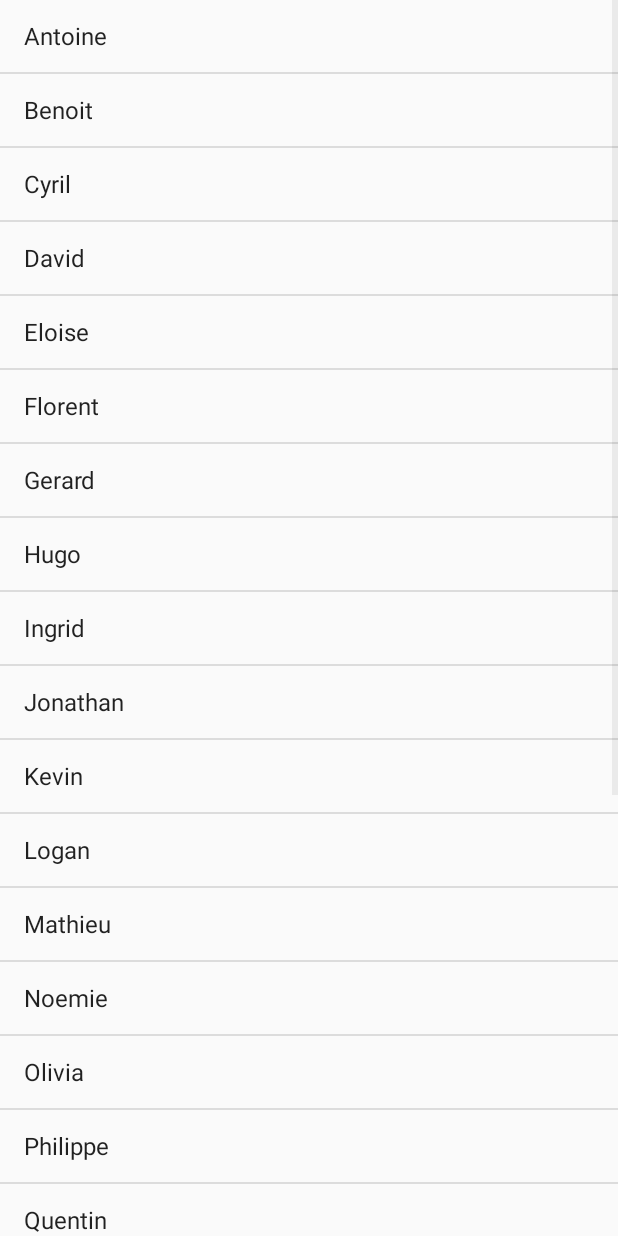
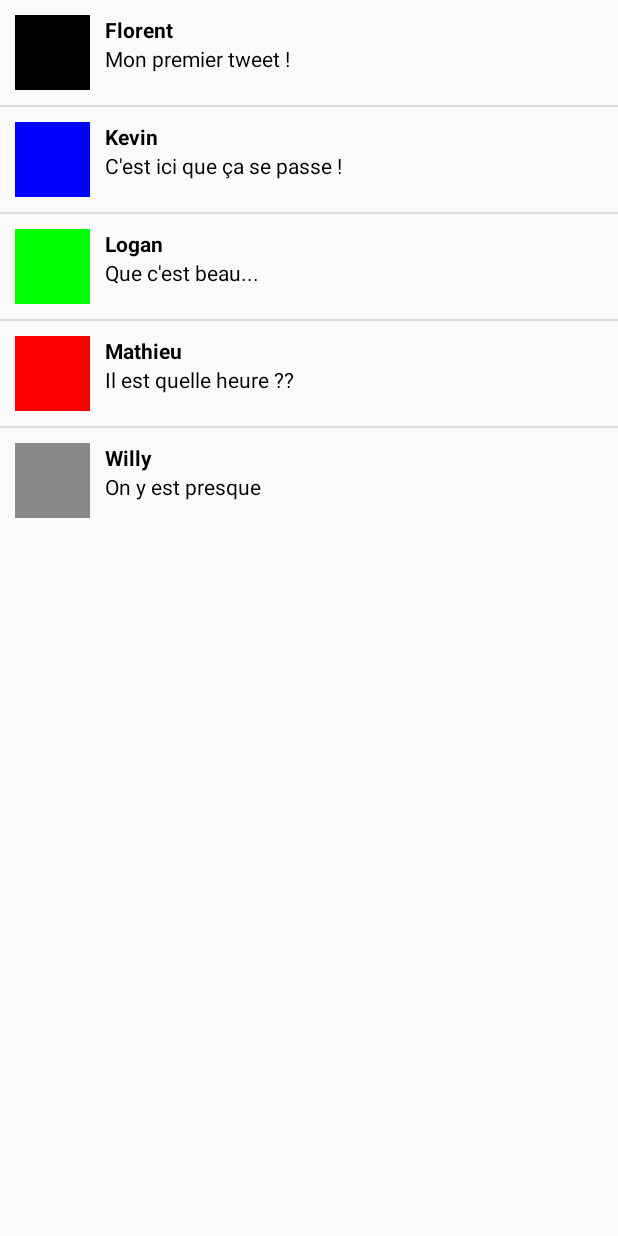
Before and after one commit to RallStack/US_Football, an Android app: the JoueurActivity screen opened directly, with no data from a screen before it, on a phone screen of 412 x 824 dp. Run offline under Robolectric (Android 15) with nearby library versions, the phone set to English and light mode, and no system bars.

Commit message:
Création list adapter

```diff
--- /dev/null
+++ b/app/src/main/java/net/cs2i/us_football/ElementList.java
@@ -0,0 +1,29 @@
+package net.cs2i.us_football;
+
+/**
+ * Created by mduchemin on 19/02/18.
+ */
+
+public class ElementList {
+    private int color;
+    private String mainText;
+    private String text;
+
+    public ElementList(int color, String mainText, String text) {
+        this.color = color;
+        this.mainText = mainText;
+        this.text = text;
+    }
+
+    public int getColor() {
+        return color;
+    }
+
+    public String getMainText() {
+        return mainText;
+    }
+
+    public String getText() {
+        return text;
+    }
+}
--- a/app/src/main/java/net/cs2i/us_football/JoueurActivity.java
+++ b/app/src/main/java/net/cs2i/us_football/JoueurActivity.java
@@ -1,9 +1,13 @@
 package net.cs2i.us_football;
 
+import android.graphics.Color;
 import android.os.Bundle;
 import android.app.Activity;
 import android.widget.ArrayAdapter;
 import android.widget.ListView;
+
+import java.util.ArrayList;
+import java.util.List;
 
 /**
  * Created by mduchemin on 19/02/18.
@@ -11,7 +15,7 @@ import android.widget.ListView;
 
 public class JoueurActivity extends Activity{
 
-    ListView playerListView;
+    private ListView playerListView;
     private String[] prenoms = new String[]{
             "Antoine", "Benoit", "Cyril", "David", "Eloise", "Florent",
             "Gerard", "Hugo", "Ingrid", "Jonathan", "Kevin", "Logan",
@@ -27,7 +31,19 @@ public class JoueurActivity extends Activity{
 
         playerListView = (ListView) findViewById(R.id.player_list_view);
 
-        final ArrayAdapter<String> adapter = new ArrayAdapter<String>(JoueurActivity.this, android.R.layout.simple_list_item_1, prenoms);
+        List<ElementList> elementLists = genererList();
+
+        ListAdapter adapter = new ListAdapter(JoueurActivity.this, elementLists);
         playerListView.setAdapter(adapter);
     }
+
+    private List<ElementList> genererList(){
+        List<ElementList> tweets = new ArrayList<>();
+        tweets.add(new ElementList(Color.BLACK, "Florent", "Mon premier tweet !"));
+        tweets.add(new ElementList(Color.BLUE, "Kevin", "C'est ici que ça se passe !"));
+        tweets.add(new ElementList(Color.GREEN, "Logan", "Que c'est beau..."));
+        tweets.add(new ElementList(Color.RED, "Mathieu", "Il est quelle heure ??"));
+        tweets.add(new ElementList(Color.GRAY, "Willy", "On y est presque"));
+        return tweets;
+    }
 }
--- /dev/null
+++ b/app/src/main/java/net/cs2i/us_football/ListAdapter.java
@@ -0,0 +1,57 @@
+package net.cs2i.us_football;
+
+import android.content.Context;
+import android.graphics.drawable.ColorDrawable;
+import android.view.LayoutInflater;
+import android.view.View;
+import android.view.ViewGroup;
+import android.widget.ArrayAdapter;
+import android.widget.ImageView;
+import android.widget.TextView;
+
+import java.util.List;
+
+/**
+ * Created by mduchemin on 19/02/18.
+ */
+
+public class ListAdapter extends ArrayAdapter<ElementList> {
+
+    //tweets est la liste des models à afficher
+    public ListAdapter(Context context, List<ElementList> elementLists) {
+        super(context, 0, elementLists);
+    }
+
+    @Override
+    public View getView(int position, View convertView, ViewGroup parent) {
+
+        if(convertView == null){
+            convertView = LayoutInflater.from(getContext()).inflate(R.layout.row_list,parent, false);
+        }
+
+        TweetViewHolder viewHolder = (TweetViewHolder) convertView.getTag();
+        if(viewHolder == null){
+            viewHolder = new TweetViewHolder();
+            viewHolder.main_text = (TextView) convertView.findViewById(R.id.main_text);
+            viewHolder.text = (TextView) convertView.findViewById(R.id.text);
+            viewHolder.picture = (ImageView) convertView.findViewById(R.id.picture);
+            convertView.setTag(viewHolder);
+        }
+
+        //getItem(position) va récupérer l'item [position] de la List<Tweet> tweets
+        ElementList elementList = getItem(position);
+
+        //il ne reste plus qu'à remplir notre vue
+        viewHolder.main_text.setText(elementList.getMainText());
+        viewHolder.text.setText(elementList.getText());
+        viewHolder.picture.setImageDrawable(new ColorDrawable(elementList.getColor()));
+
+        return convertView;
+    }
+
+    private class TweetViewHolder{
+        public TextView main_text;
+        public TextView text;
+        public ImageView picture;
+    }
+}
--- /dev/null
+++ b/app/src/main/res/layout/row_list.xml
@@ -0,0 +1,10 @@
+<?xml version="1.0" encoding="utf-8"?>
+<RelativeLayout xmlns:android="http://schemas.android.com/apk/res/android" xmlns:tools="http://schemas.android.com/tools" android:layout_width="match_parent" android:layout_height="match_parent" android:padding="10dp" >
+
+    <ImageView android:id="@+id/picture" android:layout_width="50dp" android:layout_height="50dp" tools:background="#AAA" />
+
+    <TextView android:id="@+id/main_text" android:layout_width="wrap_content" android:layout_height="wrap_content" android:textColor="@android:color/black" android:layout_marginLeft="10dp" android:layout_toRightOf="@+id/picture" android:layout_alignTop="@+id/picture" android:textStyle="bold" tools:text="Main text" />
+
+    <TextView android:id="@+id/text" android:layout_width="wrap_content" android:layout_height="wrap_content" android:textColor="@android:color/black" android:layout_alignLeft="@+id/main_text" android:layout_below="@+id/main_text" tools:text="Secondary text" />
+
+</RelativeLayout>
```
